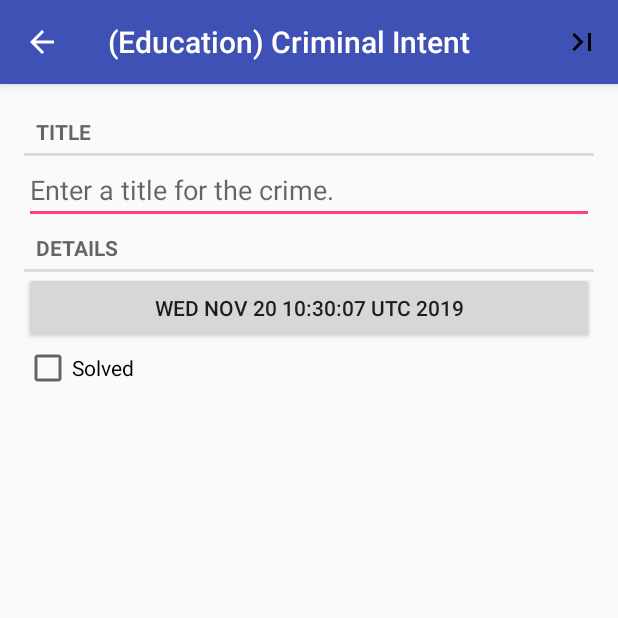
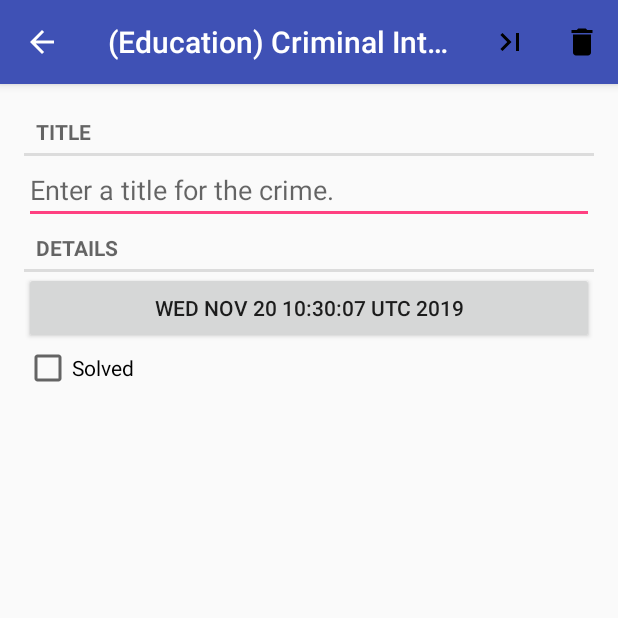
Before and after one commit to RareScrap/EducationCriminalIntent, an Android app: the screen it shows after launch (CrimePagerActivity), after a tap on "New Crime", on a phone screen of 412 x 824 dp, the top half of it. Run offline under Robolectric (Android 15) with nearby library versions, the phone set to English and light mode, and no system bars.

Commit message:
feat(core): Реализована задача 1 из главы 13

```diff
--- a/app/src/main/java/com/apptrust/educationcriminalintent/CrimeFragment.java
+++ b/app/src/main/java/com/apptrust/educationcriminalintent/CrimeFragment.java
@@ -10,6 +10,9 @@ import android.support.v4.app.FragmentManager;
 import android.text.Editable;
 import android.text.TextWatcher;
 import android.view.LayoutInflater;
+import android.view.Menu;
+import android.view.MenuInflater;
+import android.view.MenuItem;
 import android.view.View;
 import android.view.ViewGroup;
 import android.widget.Button;
@@ -54,6 +57,7 @@ public class CrimeFragment extends Fragment {
         super.onCreate(savedInstanceState);
         UUID crimeId = (UUID) getArguments().getSerializable(ARG_CRIME_ID);
         mCrime = CrimeLab.get(getActivity()).getCrime(crimeId);
+        setHasOptionsMenu(true);
     }
 
     /**
@@ -167,6 +171,23 @@ public class CrimeFragment extends Fragment {
         }
     }
 
+    @Override
+    public void onCreateOptionsMenu(Menu menu, MenuInflater inflater) {
+        super.onCreateOptionsMenu(menu, inflater);
+        inflater.inflate(R.menu.menu_fragment_crime, menu);
+    }
+
+    @Override
+    public boolean onOptionsItemSelected(MenuItem item) {
+        switch (item.getItemId()) {
+            case R.id.delete:
+                CrimeLab.get(getActivity()).deleteCrime(CrimeFragment.this.mCrime.getId());
+                return true;
+            default:
+                return super.onOptionsItemSelected(item);
+        }
+    }
+
     private void updateDate() {
         mDateButton.setText(mCrime.getDate().toString());
     }
--- a/app/src/main/java/com/apptrust/educationcriminalintent/CrimeListFragment.java
+++ b/app/src/main/java/com/apptrust/educationcriminalintent/CrimeListFragment.java
@@ -23,7 +23,8 @@ import java.util.UUID;
 /**
  * @author RareScrap
  */
-public class CrimeListFragment extends Fragment {
+public class CrimeListFragment extends Fragment
+        implements CrimeLab.OnItemDeleteListener {
     private static final String SAVED_SUBTITLE_VISIBLE = "subtitle";
     private static final int UPDATE_ITEM_REQUEST_CODE = 1;
 
@@ -35,6 +36,7 @@ public class CrimeListFragment extends Fragment {
     public void onCreate(Bundle savedInstanceState) {
         super.onCreate(savedInstanceState);
         setHasOptionsMenu(true);
+        CrimeLab.get(getActivity()).addItemDeleteListener(this);
     }
 
     @Override
@@ -72,6 +74,11 @@ public class CrimeListFragment extends Fragment {
         }
 
         updateSubtitle();
+    }
+
+    @Override
+    public void onItemDelete(Crime crime, int position) {
+        mAdapter.notifyItemRemoved(position);
     }
 
     private class CrimeHolder extends RecyclerView.ViewHolder implements View.OnClickListener {
--- /dev/null
+++ b/app/src/main/res/drawable/ic_delete_24dp.xml
@@ -0,0 +1,9 @@
+<vector xmlns:android="http://schemas.android.com/apk/res/android"
+        android:width="24dp"
+        android:height="24dp"
+        android:viewportWidth="24.0"
+        android:viewportHeight="24.0">
+    <path
+        android:fillColor="#FF000000"
+        android:pathData="M6,19c0,1.1 0.9,2 2,2h8c1.1,0 2,-0.9 2,-2V7H6v12zM19,4h-3.5l-1,-1h-5l-1,1H5v2h14V4z"/>
+</vector>
--- /dev/null
+++ b/app/src/main/res/menu/menu_fragment_crime.xml
@@ -0,0 +1,10 @@
+<?xml version="1.0" encoding="utf-8"?>
+<menu xmlns:app="http://schemas.android.com/apk/res-auto"
+    xmlns:android="http://schemas.android.com/apk/res/android">
+
+    <item
+        android:id="@+id/delete"
+        android:icon="@drawable/ic_delete_24dp"
+        android:title="@string/menu_delete"
+        app:showAsAction="ifRoom" />
+</menu>
--- a/app/src/main/res/values/strings.xml
+++ b/app/src/main/res/values/strings.xml
@@ -14,4 +14,5 @@
     <string name="to_end">Scroll to last page</string>
     <string name="time_button">Time</string>
     <string name="date_button">Date</string>
+    <string name="menu_delete">Delete</string>
 </resources>
```
Also changed, not shown: app/src/main/java/com/apptrust/educationcriminalintent/CrimePagerActivity.java (+9 -0 lines).
